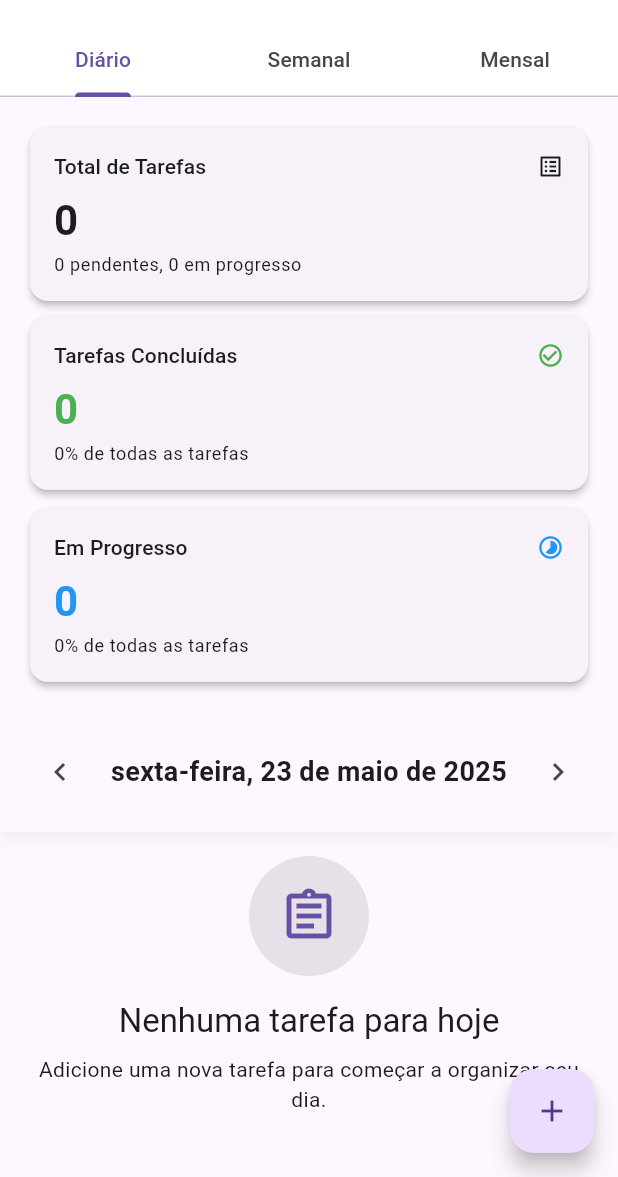
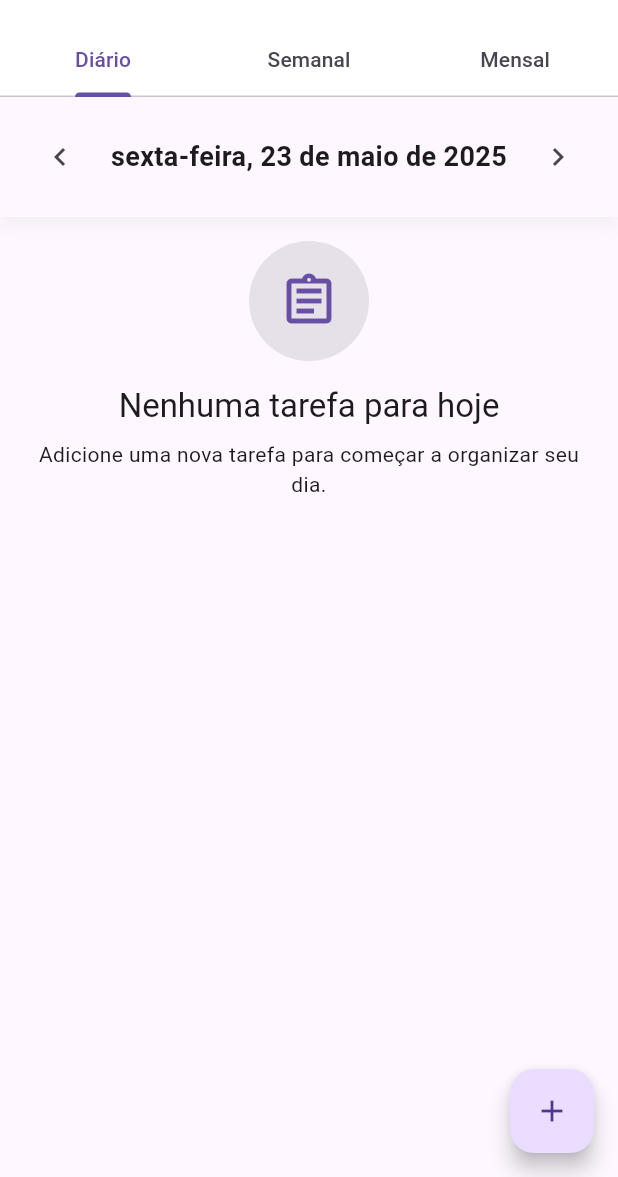
Before and after one commit to RobertsFerreira/task_planner, a Flutter app: the screen it shows after launch, after a tap on the "chevron left" icon, on a phone screen of 412 x 824 dp, the part 59-1236 px from its top. Run offline on Flutter 3.47's test engine with Material 3 defaults, Android fonts, the phone set to English and light mode, and no system bars; our stand-ins replace shared_preferences, table_calendar; missing offline and left inert: map_fields.

Commit message:
refactor(task stats): adjust layout for responsiveness on small screens

```diff
--- a/lib/src/screens/components/tasks/task_stats.dart
+++ b/lib/src/screens/components/tasks/task_stats.dart
@@ -22,9 +22,12 @@ class TaskStats extends StatelessWidget {
     final inProgressRate =
         tasks.isNotEmpty ? (inProgressTasks.length / tasks.length * 100) : 0.0;
 
-    return Wrap(
+    return SizedBox(
+      width: double.infinity,
+      child: Wrap(
         spacing: 2,
         runSpacing: 2,
+        alignment: WrapAlignment.spaceBetween,
         children: [
           _buildStatCard(
             context,
@@ -51,7 +54,19 @@ class TaskStats extends StatelessWidget {
             color: TaskStatus.inProgress.color,
           ),
         ],
+      ),
     );
+  }
+
+  double getWidth(BuildContext context) {
+    final currentWidth = MediaQuery.of(context).size.width;
+    if (currentWidth < 600) {
+      // For small screens, use fix width
+      return 600;
+    } else {
+      // For larger screens, use a terce of screen width
+      return currentWidth * 0.3;
+    }
   }
 
   Widget _buildStatCard(
@@ -62,7 +77,9 @@ class TaskStats extends StatelessWidget {
     IconData icon, {
     Color? color,
   }) {
-    return Card(
+    return SizedBox(
+      width: getWidth(context),
+      child: Card(
         child: Padding(
           padding: const EdgeInsets.all(16.0),
           child: Column(
@@ -74,7 +91,8 @@ class TaskStats extends StatelessWidget {
                   Text(title, style: Theme.of(context).textTheme.titleSmall),
                   Icon(
                     icon,
-                  color: color ?? Theme.of(context).textTheme.bodySmall?.color,
+                    color:
+                        color ?? Theme.of(context).textTheme.bodySmall?.color,
                     size: 18,
                   ),
                 ],
@@ -92,6 +110,7 @@ class TaskStats extends StatelessWidget {
             ],
           ),
         ),
+      ),
     );
   }
 }
--- a/lib/src/screens/home_screen.dart
+++ b/lib/src/screens/home_screen.dart
@@ -53,9 +53,12 @@ class _HomeScreenState extends State<HomeScreen>
               ? const Center(child: CircularProgressIndicator())
               : Column(
                 children: [
-                  const Padding(
-                    padding: EdgeInsets.all(16.0),
-                    child: TaskStats(),
+                  Offstage(
+                    offstage: MediaQuery.sizeOf(context).width < 600,
+                    child: const Padding(
+                      padding: EdgeInsets.all(16.0),
+                      child: TaskStats(),
+                    ),
                   ),
                   Expanded(
                     child: TabBarView(
```
Lines whose indentation alone changed are shown as unchanged.
